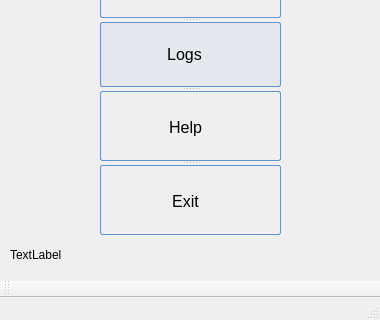
Qt form POML060_v1/stageonemain.ui (viniltc/POML060) before a commit; both pictures show x 0 to 380 and y 236 to 556 of the 380 by 556 pixel window.
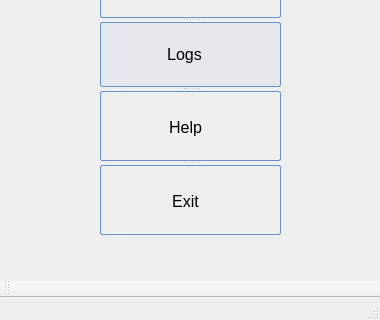
The same form after that commit. Custom widgets are drawn as their Qt base class.

```diff
--- a/POML060_v1/stageonemain.ui
+++ b/POML060_v1/stageonemain.ui
@@ -335,19 +335,6 @@
      </property>
     </widget>
    </widget>
-   <widget class="QLabel" name="label">
-    <property name="geometry">
-     <rect>
-      <x>10</x>
-      <y>480</y>
-      <width>281</width>
-      <height>21</height>
-     </rect>
-    </property>
-    <property name="text">
-     <string>TextLabel</string>
-    </property>
-   </widget>
   </widget>
   <widget class="QMenuBar" name="menubar">
    <property name="geometry">
```
